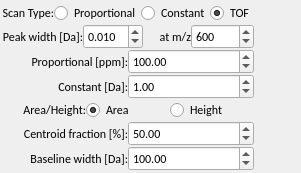
First picture: the form in src/adplugins/qtwidgets/centroidform.ui, repository qtplatz/qtplatz, before the edit.
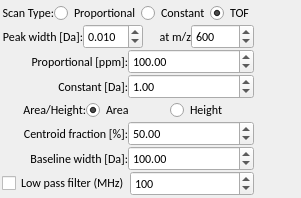
Second picture: the form after the edit.

Commit message: add spectrum noise filter method in centroid method, and noise reduced spectrum add into attachment

Diff of the .ui file:
```diff
--- a/src/adplugins/qtwidgets/centroidform.ui
+++ b/src/adplugins/qtwidgets/centroidform.ui
@@ -7,7 +7,7 @@
     <x>0</x>
     <y>0</y>
     <width>301</width>
-    <height>168</height>
+    <height>195</height>
    </rect>
   </property>
   <property name="sizePolicy">
@@ -364,6 +364,33 @@
        </item>
       </layout>
      </item>
+     <item>
+      <layout class="QHBoxLayout" name="horizontalLayout_4">
+       <item>
+        <widget class="QCheckBox" name="noiseFilterMethod">
+         <property name="text">
+          <string>Low pass filter (MHz)</string>
+         </property>
+        </widget>
+       </item>
+       <item>
+        <widget class="QSpinBox" name="cutoffMHz">
+         <property name="minimum">
+          <number>0</number>
+         </property>
+         <property name="maximum">
+          <number>1000</number>
+         </property>
+         <property name="singleStep">
+          <number>10</number>
+         </property>
+         <property name="value">
+          <number>100</number>
+         </property>
+        </widget>
+       </item>
+      </layout>
+     </item>
     </layout>
    </item>
    <item>
```
Left out of the diff: 2 changed lines with no effect on the pictures. The commit also changes 14 other files.
